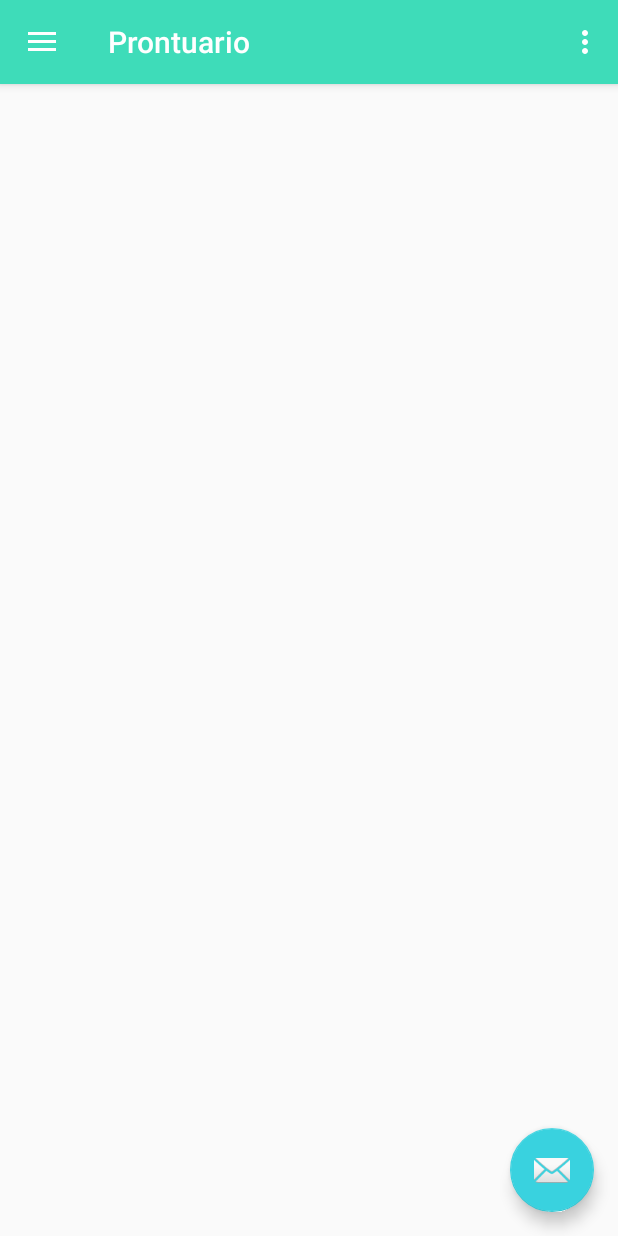
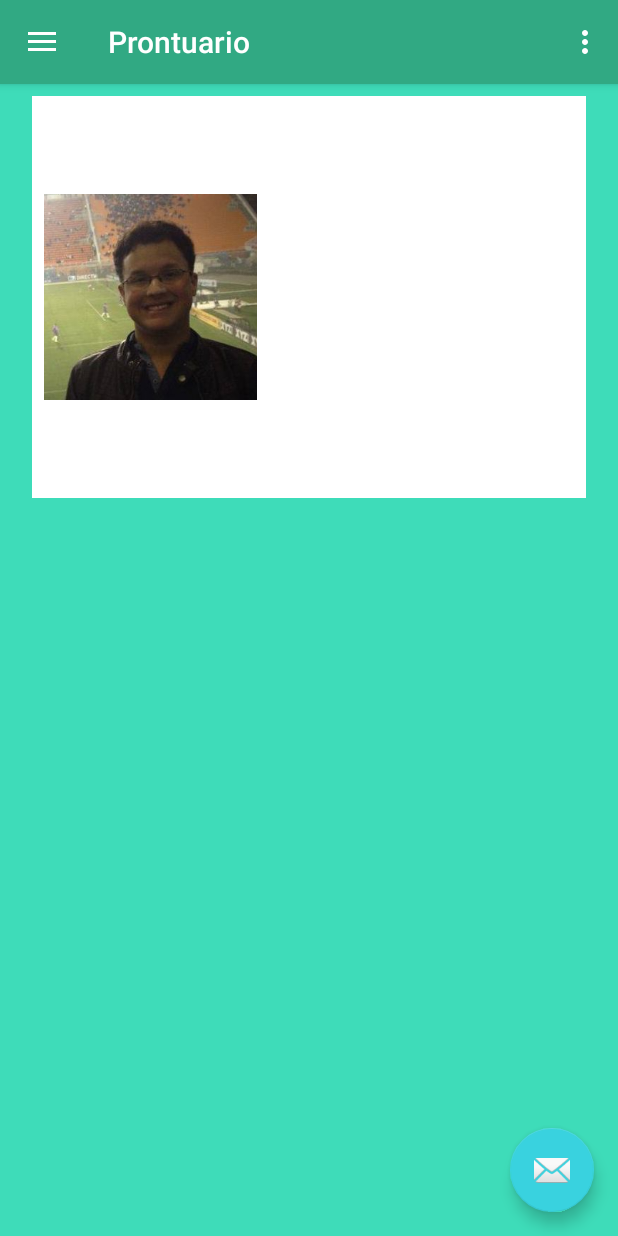
Before and after one commit to metrocamp-cco-2015/projeto-mobile, an Android app: the HomeActivity screen opened directly, with no data from a screen before it, on a phone screen of 412 x 824 dp. Run offline under Robolectric (Android 15) with nearby library versions, the phone set to English and light mode, and no system bars; pictures from the network do not load; 6 statements that could not run were skipped.

Commit message:
dashboard beta

```diff
--- a/app/build.gradle
+++ b/app/build.gradle
@@ -6,6 +6,7 @@ android {
         applicationId "br.com.tcc.prontuario.prontuario"
         minSdkVersion 19
         targetSdkVersion 26
+        multiDexEnabled true
         versionCode 1
         versionName "1.0"
         testInstrumentationRunner "android.support.test.runner.AndroidJUnitRunner"
--- a/app/src/main/java/br/com/tcc/prontuario/prontuario/HomeActivity.java
+++ b/app/src/main/java/br/com/tcc/prontuario/prontuario/HomeActivity.java
@@ -1,8 +1,10 @@
 package br.com.tcc.prontuario.prontuario;
 
+import android.content.Intent;
 import android.os.Bundle;
 import android.support.design.widget.FloatingActionButton;
 import android.support.design.widget.Snackbar;
+import android.util.Log;
 import android.view.View;
 import android.support.design.widget.NavigationView;
 import android.support.v4.view.GravityCompat;
@@ -12,6 +14,12 @@ import android.support.v7.app.AppCompatActivity;
 import android.support.v7.widget.Toolbar;
 import android.view.Menu;
 import android.view.MenuItem;
+import android.widget.ImageView;
+import android.widget.TextView;
+
+
+import org.json.JSONException;
+import org.json.JSONObject;
 
 public class HomeActivity extends AppCompatActivity
         implements NavigationView.OnNavigationItemSelectedListener {
@@ -22,6 +30,56 @@ public class HomeActivity extends AppCompatActivity
         setContentView(R.layout.activity_home);
         Toolbar toolbar = (Toolbar) findViewById(R.id.toolbar);
         setSupportActionBar(toolbar);
+
+        Bundle bundle = getIntent().getExtras();
+
+        JSONObject json = null;
+
+        try {
+            json = new JSONObject(bundle.getString("login_data", "{}"));
+        } catch (JSONException e) {
+            e.printStackTrace();
+        }
+
+        try {
+            Log.e("FACEBOOK_JSON", json.getString("id"));
+            Log.e("FACEBOOK_JSON", json.getString("url"));
+        } catch (JSONException e) {
+            e.printStackTrace();
+        }
+
+        ImageView imgProfile = findViewById(R.id.profile_image);
+        TextView txtName = findViewById(R.id.name_text);
+        TextView txtEmail = findViewById(R.id.email_text);
+        TextView txtBirthdate = findViewById(R.id.birthdate_text);
+        String profileImageUrl = "";
+
+//        try {
+//            profileImageUrl = json.getString("url");
+//        } catch (JSONException e) {
+//            e.printStackTrace();
+//        }
+//
+//
+//        Glide.with(this).load(profileImageUrl).into(imgProfile);
+
+        try {
+            txtName.setText(json.getString("name"));
+        } catch (JSONException e) {
+            e.printStackTrace();
+        }
+
+        try {
+            txtEmail.setText(json.getString("email"));
+        } catch (JSONException e) {
+            e.printStackTrace();
+        }
+
+        try {
+            txtBirthdate.setText(json.getString("birthday"));
+        } catch (JSONException e) {
+            e.printStackTrace();
+        }
 
         FloatingActionButton fab = (FloatingActionButton) findViewById(R.id.fab);
         fab.setOnClickListener(new View.OnClickListener() {
--- a/app/src/main/java/br/com/tcc/prontuario/prontuario/LoginActivity.java
+++ b/app/src/main/java/br/com/tcc/prontuario/prontuario/LoginActivity.java
@@ -45,9 +45,15 @@ public class LoginActivity extends AppCompatActivity {
             validation.setText(getString(R.string.invalid_login_message));
             validation.setVisibility(View.VISIBLE);
         }else{
-            Intent home = new Intent(LoginActivity.this, HomeActivity.class);
-            startActivity(home);
+            openHome("");
         }
+    }
+
+    private void openHome(String extra) {
+        Intent home = new Intent(LoginActivity.this, HomeActivity.class);
+        if (extra != "")
+            home.putExtra("login_data", extra);
+        startActivity(home);
     }
 
     private void signupMed() {
@@ -121,6 +127,7 @@ public class LoginActivity extends AppCompatActivity {
                             GraphResponse response) {
                         response.getError();
                         Log.e("FACEBOOK_JSON", object.toString());
+                        openHome(object.toString());
                     }
                 });
             }
--- a/app/src/main/res/layout/activity_login.xml
+++ b/app/src/main/res/layout/activity_login.xml
@@ -83,6 +83,7 @@
             android:layout_alignParentTop="true"
             android:layout_marginEnd="8dp"
             android:layout_marginStart="8dp"
+            android:visibility="gone"
             app:layout_constraintEnd_toEndOf="parent"
             app:layout_constraintStart_toStartOf="parent"></com.google.android.gms.common.SignInButton>
 
--- a/app/src/main/res/layout/app_bar_home.xml
+++ b/app/src/main/res/layout/app_bar_home.xml
@@ -15,7 +15,7 @@
             android:id="@+id/toolbar"
             android:layout_width="match_parent"
             android:layout_height="?attr/actionBarSize"
-            android:background="?attr/colorPrimary"
+            android:background="?attr/colorPrimaryDark"
             app:popupTheme="@style/AppTheme.PopupOverlay" />
 
     </android.support.design.widget.AppBarLayout>
--- a/app/src/main/res/layout/content_home.xml
+++ b/app/src/main/res/layout/content_home.xml
@@ -4,8 +4,71 @@
     xmlns:tools="http://schemas.android.com/tools"
     android:layout_width="match_parent"
     android:layout_height="match_parent"
+    android:background="@color/colorPrimary"
     app:layout_behavior="@string/appbar_scrolling_view_behavior"
     tools:context="br.com.tcc.prontuario.prontuario.HomeActivity"
     tools:showIn="@layout/app_bar_home">
 
+    <android.support.constraint.ConstraintLayout
+        android:layout_width="369dp"
+        android:layout_height="268dp"
+        android:layout_marginEnd="25dp"
+        android:layout_marginStart="25dp"
+        android:layout_marginTop="8dp"
+        android:background="@color/white"
+        app:layout_constraintEnd_toEndOf="parent"
+        app:layout_constraintStart_toStartOf="parent"
+        app:layout_constraintTop_toTopOf="parent">
+
+        <ImageView
+            android:id="@+id/profile_image"
+            android:layout_width="142dp"
+            android:layout_height="137dp"
+            android:layout_marginBottom="8dp"
+            android:layout_marginStart="8dp"
+            android:layout_marginTop="8dp"
+            android:scaleType="centerCrop"
+            android:src="@drawable/eu"
+            app:layout_constraintBottom_toBottomOf="parent"
+            app:layout_constraintStart_toStartOf="parent"
+            app:layout_constraintTop_toTopOf="parent" />
+
+        <TextView
+            android:id="@+id/name_text"
+            android:layout_width="wrap_content"
+            android:layout_height="wrap_content"
+            android:layout_marginEnd="8dp"
+            android:layout_marginStart="8dp"
+            android:layout_marginTop="70dp"
+            android:textSize="16sp"
+            app:layout_constraintEnd_toEndOf="parent"
+            app:layout_constraintHorizontal_bias="0.495"
+            app:layout_constraintStart_toEndOf="@+id/profile_image"
+            app:layout_constraintTop_toTopOf="parent" />
+
+        <TextView
+            android:id="@+id/email_text"
+            android:layout_width="wrap_content"
+            android:layout_height="wrap_content"
+            android:layout_marginEnd="8dp"
+            android:layout_marginStart="8dp"
+            android:layout_marginTop="25dp"
+            android:textSize="16sp"
+            app:layout_constraintEnd_toEndOf="parent"
+            app:layout_constraintStart_toEndOf="@+id/profile_image"
+            app:layout_constraintTop_toBottomOf="@+id/name_text" />
+
+        <TextView
+            android:id="@+id/birthdate_text"
+            android:layout_width="wrap_content"
+            android:layout_height="wrap_content"
+            android:layout_marginEnd="8dp"
+            android:layout_marginStart="8dp"
+            android:layout_marginTop="25dp"
+            android:textSize="16sp"
+            app:layout_constraintEnd_toEndOf="parent"
+            app:layout_constraintStart_toEndOf="@+id/profile_image"
+            app:layout_constraintTop_toBottomOf="@+id/email_text" />
+
+    </android.support.constraint.ConstraintLayout>
 </android.support.constraint.ConstraintLayout>
```
Also changed, not shown: app/src/main/res/drawable/eu.jpg (added).
